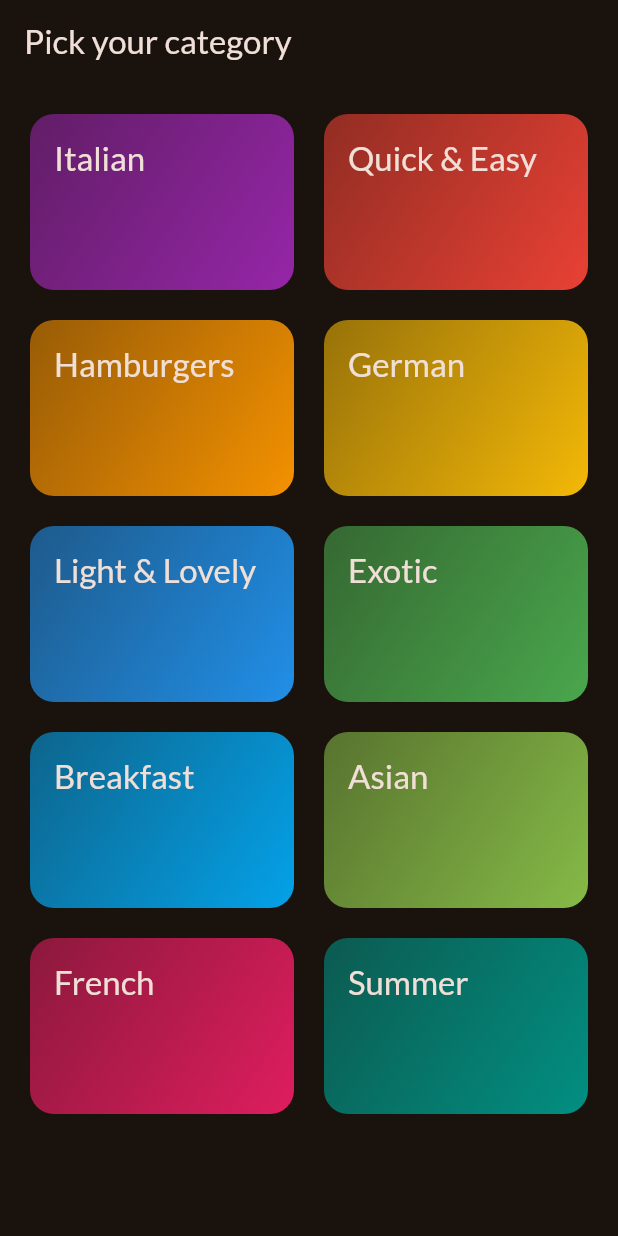
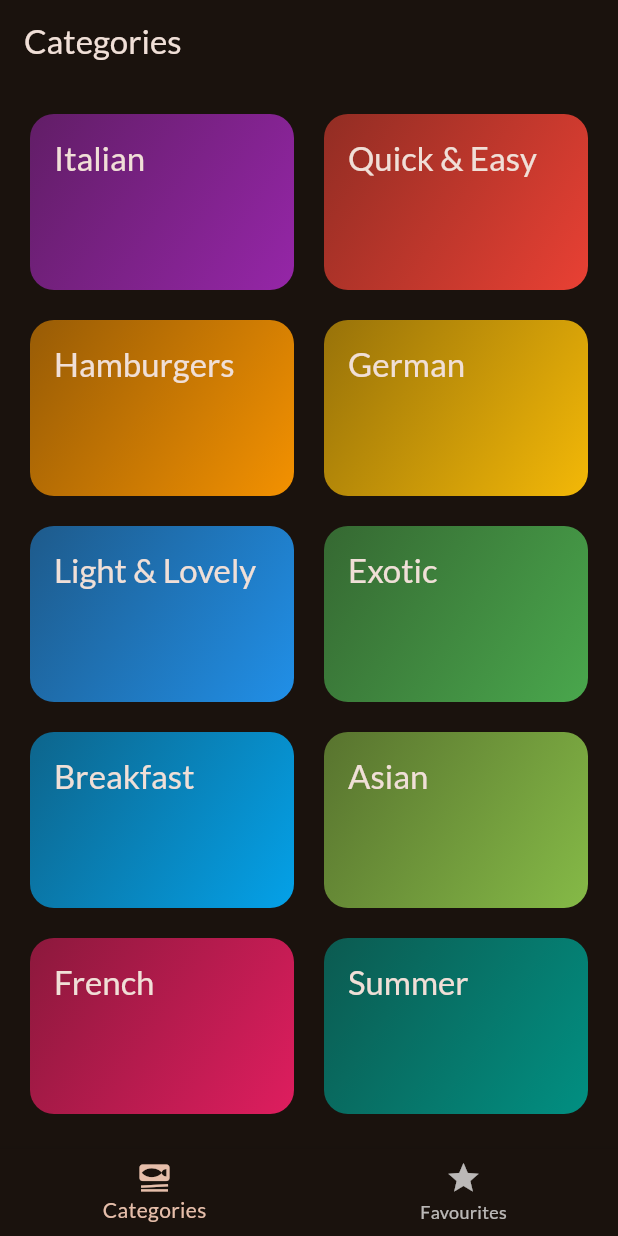
Before and after one commit to Sheethaljoshi/app_screen, a Flutter app: the screen it shows after launch, on a phone screen of 412 x 824 dp. Run offline on Flutter 3.47's test engine with Material 3 defaults, Android fonts, the phone set to English and light mode, and no system bars; our stand-ins replace google_fonts, transparent_image.

Commit message:
made changes

```diff
--- a/category_app/lib/categories.dart
+++ b/category_app/lib/categories.dart
@@ -10,7 +10,9 @@ class CategoryScreen extends StatelessWidget {
   });
 
   void _selectCategory(BuildContext context, Category category) {
-    final filteredMeals = dummyMeals.where((meal) => meal.categories.contains(category.id)).toList();
+    final filteredMeals = dummyMeals
+        .where((meal) => meal.categories.contains(category.id))
+        .toList();
     Navigator.push(
         context,
         MaterialPageRoute(
@@ -20,11 +22,7 @@ class CategoryScreen extends StatelessWidget {
 
   @override
   Widget build(BuildContext context) {
-    return Scaffold(
-      appBar: AppBar(
-        title: const Text('Pick your category'),
-      ),
-      body: GridView(
+    return GridView(
       padding: const EdgeInsets.all(20),
       gridDelegate: const SliverGridDelegateWithFixedCrossAxisCount(
           crossAxisCount: 2,
@@ -40,7 +38,6 @@ class CategoryScreen extends StatelessWidget {
             },
           )
       ],
-      ),
     );
   }
 }
--- a/category_app/lib/main.dart
+++ b/category_app/lib/main.dart
@@ -1,5 +1,5 @@
 
-import 'package:category_app/categories.dart';
+import 'package:category_app/screens/tabs.dart';
 import 'package:flutter/material.dart';
 
 import 'package:google_fonts/google_fonts.dart';
@@ -22,9 +22,6 @@
 
   @override
   Widget build(BuildContext context) {
-    return MaterialApp(
-      theme: theme,
-      home: const CategoryScreen()
-    );
+    return MaterialApp(theme: theme, home: const TabsScreen());
   }
 }
--- a/category_app/lib/screens/tabs.dart
+++ b/category_app/lib/screens/tabs.dart
@@ -1,18 +1,48 @@
+import 'package:category_app/categories.dart';
+import 'package:category_app/screens/meals.dart';
 import 'package:flutter/material.dart';
 
 class TabsScreen extends StatefulWidget {
   const TabsScreen({super.key});
   @override
   State<TabsScreen> createState() {
-
     return _TabsScreenState();
   }
 }
 
 class _TabsScreenState extends State<TabsScreen> {
+  int _selectedPageIndex = 0;
+
+  void _selectPage(int index) {
+    setState(() {
+      _selectedPageIndex = index;
+    });
+  }
+
   @override
   Widget build(BuildContext context) {
-    // TODO: implement build
-    throw UnimplementedError();
+    Widget activePage = const CategoryScreen();
+    var activePageTitle = 'Categories';
+
+    if (_selectedPageIndex == 1) {
+      activePage = const MealScreen( meals: [],);
+      activePageTitle = 'Your Favourites';
+    }
+
+    return Scaffold(
+      appBar: AppBar(
+        title: Text(activePageTitle),
+      ),
+      body: activePage,
+      bottomNavigationBar: BottomNavigationBar(
+        currentIndex: _selectedPageIndex,
+        onTap: _selectPage,
+        items: const [
+          BottomNavigationBarItem(
+              icon: Icon(Icons.set_meal), label: 'Categories'),
+          BottomNavigationBarItem(icon: Icon(Icons.star), label: 'Favourites'),
+        ],
+      ),
+    );
   }
 }
```
Also changed, not shown: category_app/lib/screens/meals.dart (+7 -3 lines). Lines whose indentation alone changed are shown as unchanged.
